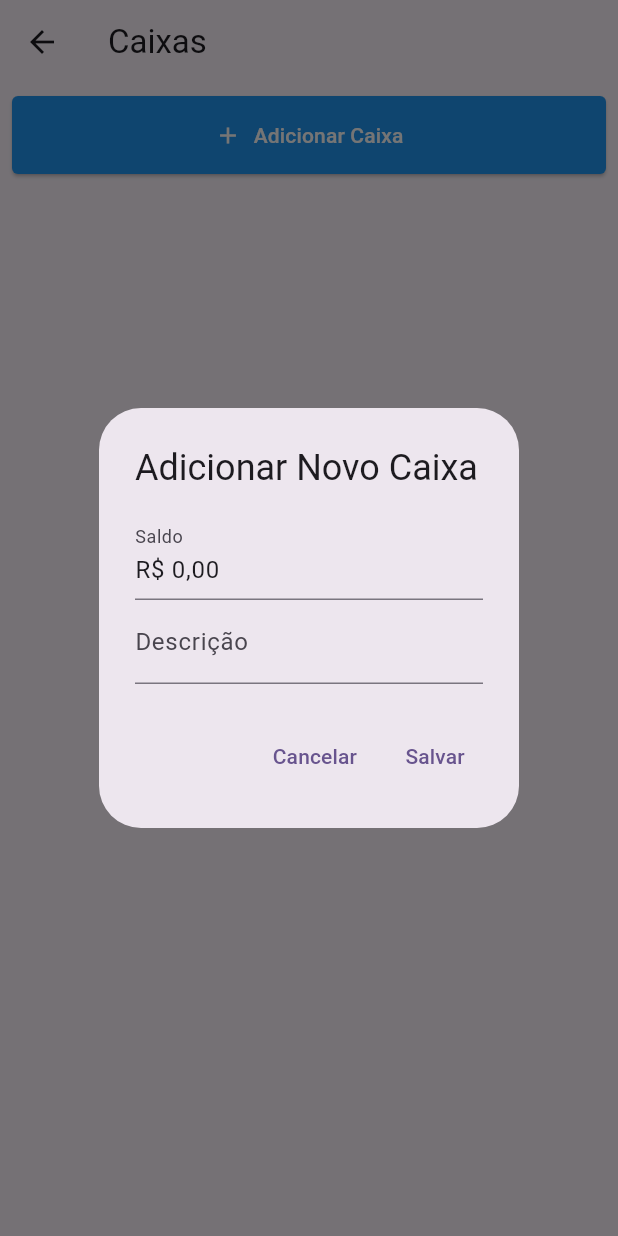
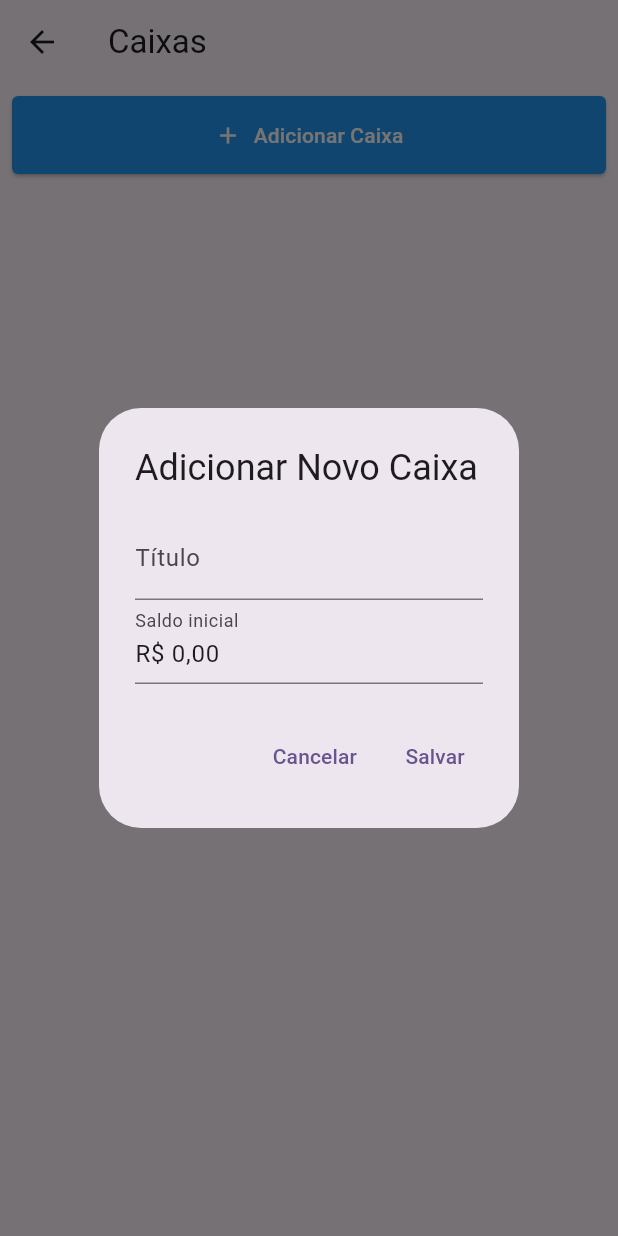
Before and after one commit to SirFaria/faria_finances, a Flutter app: the CashierListPage screen opened directly, after a tap on "Adicionar Caixa", on a phone screen of 412 x 824 dp. Run offline on Flutter 3.47's test engine with Material 3 defaults, Android fonts, the phone set to English and light mode, and no system bars; our stand-ins replace flutter_masked_text2; missing offline and left inert: postgres; accounts and stored records are empty.

Commit message:
👌 IMPROVE: change label

```diff
--- a/lib/screens/cashiers/index.dart
+++ b/lib/screens/cashiers/index.dart
@@ -125,17 +125,17 @@ class _CashierListPageState extends State<CashierListPage> {
             mainAxisSize: MainAxisSize.min,
             children: [
               TextField(
+                controller: descriptionController,
+                decoration: const InputDecoration(
+                  labelText: 'Título',
+                ),
+              ),
+              TextField(
                 controller: balanceController,
                 decoration: const InputDecoration(
-                  labelText: 'Saldo',
+                  labelText: 'Saldo inicial',
                 ),
                 keyboardType: TextInputType.number,
-              ),
-              TextField(
-                controller: descriptionController,
-                decoration: const InputDecoration(
-                  labelText: 'Descrição',
-                ),
               ),
             ],
           ),
@@ -285,17 +285,17 @@ class _CashierListPageState extends State<CashierListPage> {
             mainAxisSize: MainAxisSize.min,
             children: [
               TextField(
+                controller: descriptionController,
+                decoration: const InputDecoration(
+                  labelText: 'Título',
+                ),
+              ),
+              TextField(
                 controller: balanceController,
                 decoration: const InputDecoration(
-                  labelText: 'Saldo',
+                  labelText: 'Saldo inicial',
                 ),
                 keyboardType: TextInputType.number,
-              ),
-              TextField(
-                controller: descriptionController,
-                decoration: const InputDecoration(
-                  labelText: 'Descrição',
-                ),
               ),
             ],
           ),
```
